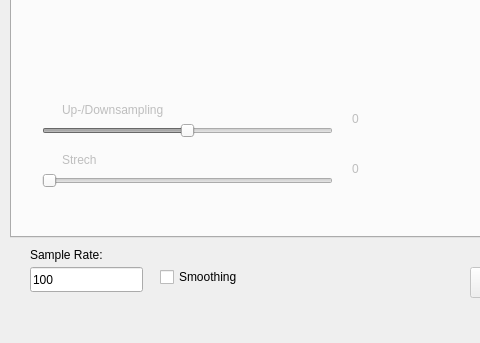
First picture: the form in ProjectAndreas/mainwindow.ui, repository MaxSchu/ITT_SS16, before the edit; both pictures show x 0 to 480 and y 283 to 626 of the 800 by 626 pixel window.
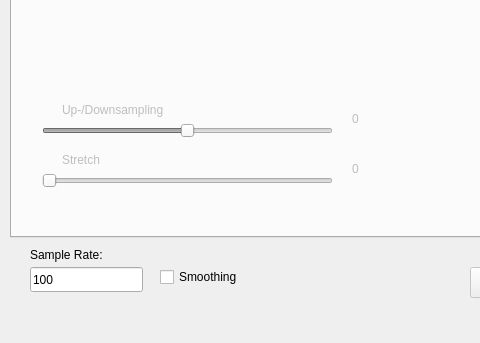
Second picture: the form after the edit. The open tabs and pages were chosen to show the change.

Commit message: huehuehue SWAG

```diff
--- a/ProjectAndreas/mainwindow.ui
+++ b/ProjectAndreas/mainwindow.ui
@@ -1015,7 +1015,7 @@
         </rect>
        </property>
        <property name="text">
-        <string>Strech</string>
+        <string>Stretch</string>
        </property>
       </widget>
       <widget class="QLabel" name="label_6">
```
Left out of the diff: 16 changed lines with no effect on the pictures. The commit also changes 1 other file.
